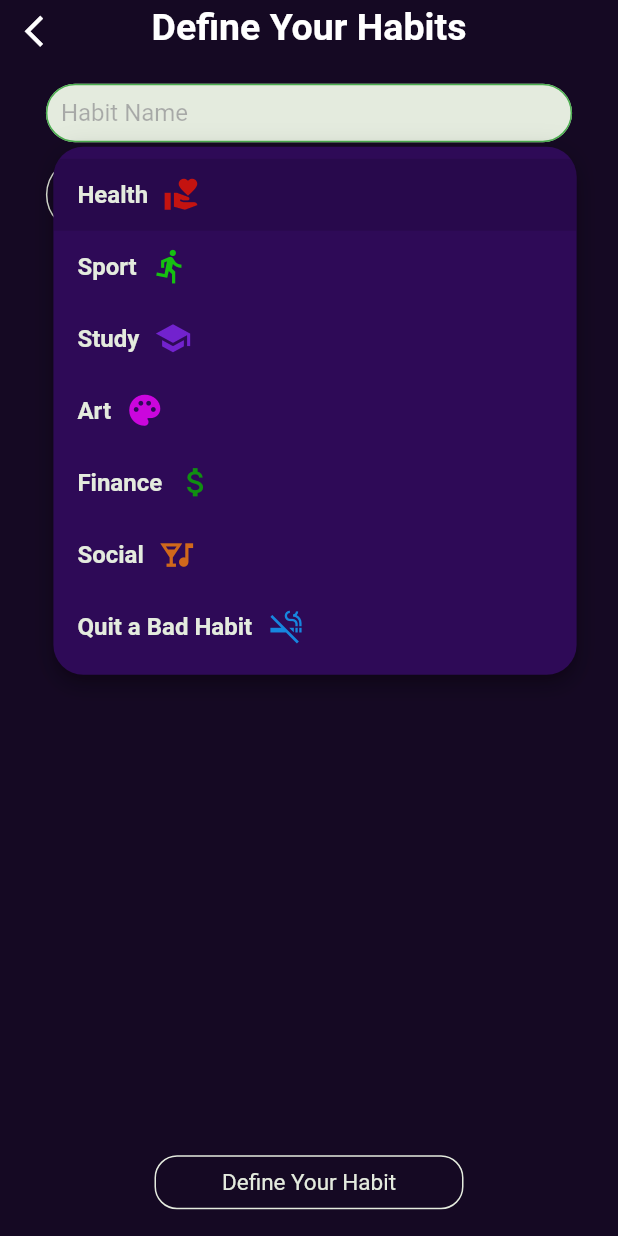
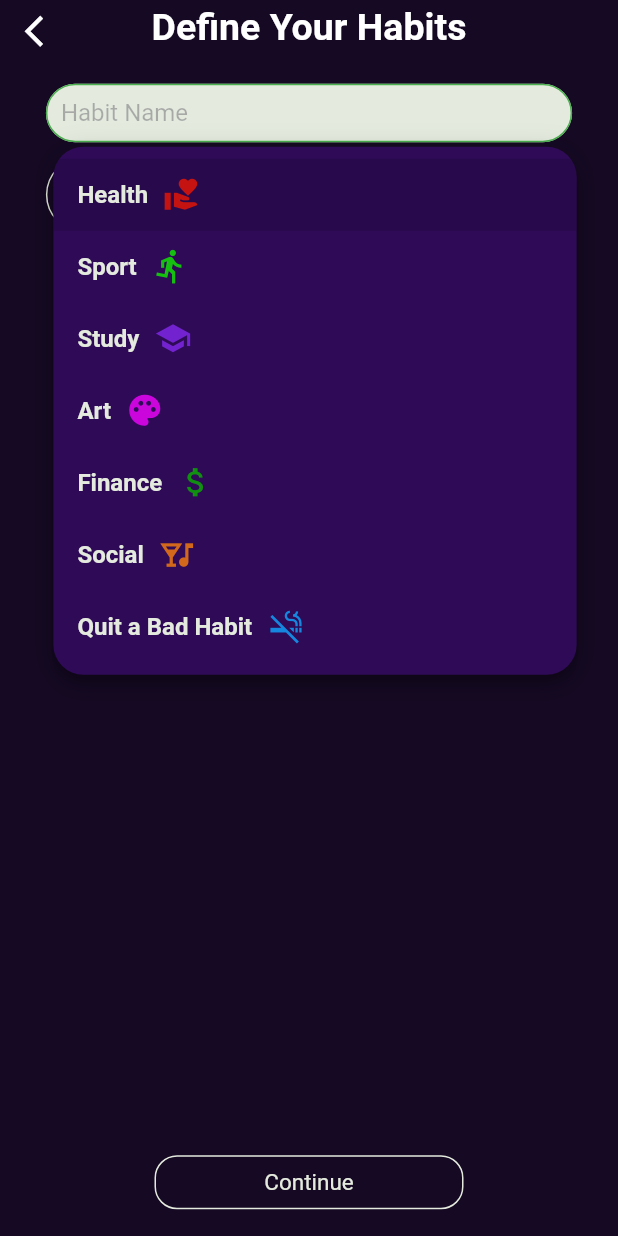
Before and after one commit to anielyavuz/kiwihabitapp, a Flutter app: the DefineYourHabit screen opened directly, after a tap on "Health", on a phone screen of 412 x 824 dp. Run offline on Flutter 3.47's test engine with Material 2 defaults, Android fonts, the phone set to English and light mode, and no system bars; our stand-ins replace expandable, firebase_auth, firebase_core, google_fonts, hive, hive_flutter and 1 more; accounts and stored records are empty; generated files the repository leaves out were written again; Roboto replaces fonts that are missing (Times New Roman).

Commit message:
21:21 21.11.2022

```diff
--- a/lib/pages/defineYourHabit.dart
+++ b/lib/pages/defineYourHabit.dart
@@ -381,7 +381,7 @@ class _DefineYourHabitState extends State<DefineYourHabit> {
                                 border: Border.all(color: _yaziTipiRengi),
                                 borderRadius: BorderRadius.circular(15)),
                             child: Center(
-                                child: Text("Define Your Habit",
+                                child: Text("Continue",
                                     textAlign: TextAlign.center,
                                     style: TextStyle(
                                       color: _yaziTipiRengi,
```
Also changed, not shown: lib/widgets/habitGroup.dart (+7 -0 lines).
